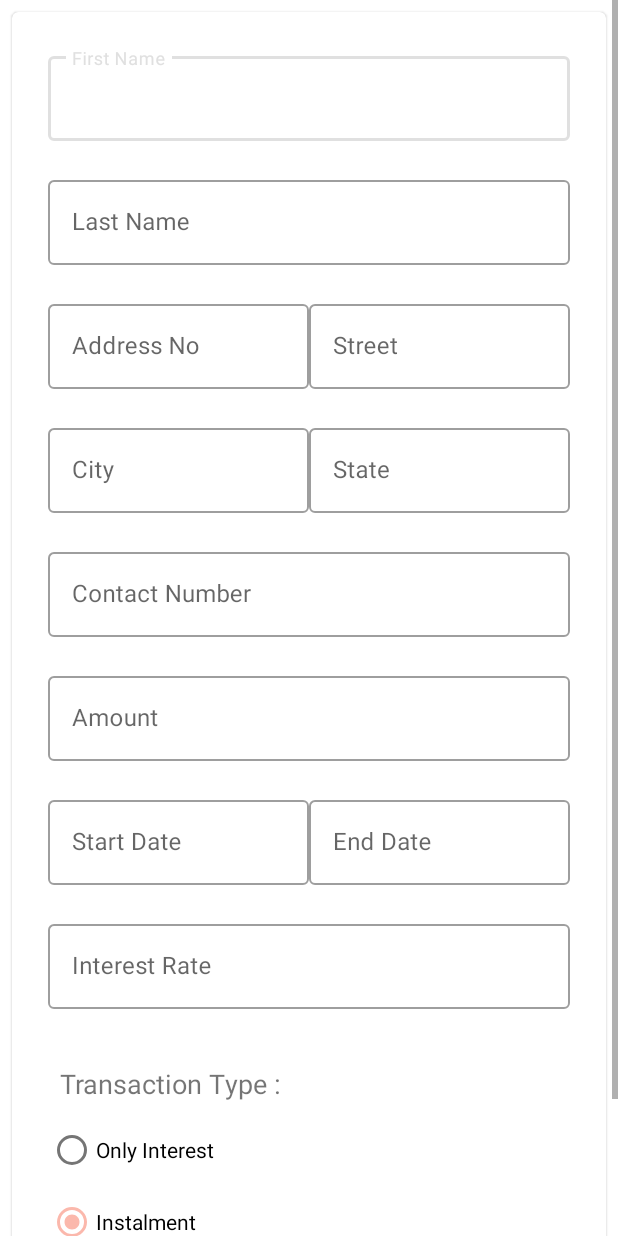
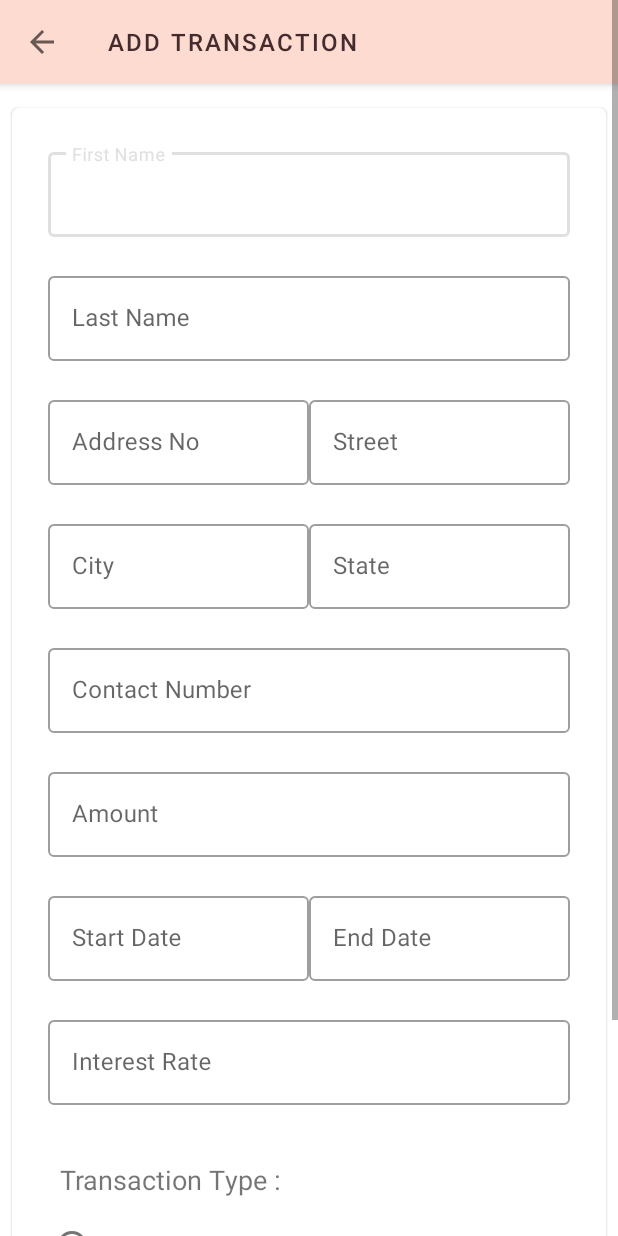
Before and after one commit to Hansaanuradha93/mLender, an Android app: the TransactionActivity screen opened directly, with no data from a screen before it, on a phone screen of 412 x 824 dp. Run offline under Robolectric (Android 15) with nearby library versions, the phone set to English and light mode, and no system bars; our stand-ins replace Firebase (no records; nobody signed in at launch, a user with empty details on screens opened directly).

Commit message:
transaction list created

```diff
--- a/app/src/main/AndroidManifest.xml
+++ b/app/src/main/AndroidManifest.xml
@@ -18,7 +18,9 @@
         </activity>
         <activity android:name=".DashBoardActivity" />
         <activity android:name=".CustomerActivity" />
-        <activity android:name=".TransactionActivity"></activity>
+        <activity android:name=".TransactionActivity" />
+        <activity android:name=".TransactionListActivity" />
+        <activity android:name=".TransactionDetailsActivity"></activity>
     </application>
 
 </manifest>
--- a/app/src/main/java/com/example/hansaanuradha/mlender/DashBoardActivity.kt
+++ b/app/src/main/java/com/example/hansaanuradha/mlender/DashBoardActivity.kt
@@ -1,5 +1,6 @@
 package com.example.hansaanuradha.mlender
 
+import android.app.ProgressDialog
 import android.content.Intent
 import android.support.v7.app.AppCompatActivity
 import android.os.Bundle
@@ -14,7 +15,6 @@ import kotlinx.android.synthetic.main.activity_dash_board.*
 class DashBoardActivity : AppCompatActivity() {
 
 
-
     override fun onCreate(savedInstanceState: Bundle?) {
         super.onCreate(savedInstanceState)
         setContentView(R.layout.activity_dash_board)
@@ -23,6 +23,7 @@ class DashBoardActivity : AppCompatActivity() {
         supportActionBar?.setDisplayHomeAsUpEnabled(true)
 
         customerCardView.setOnClickListener {
+
             val intent = Intent(this, CustomerActivity::class.java)
             startActivity(intent)
         }
--- a/app/src/main/java/com/example/hansaanuradha/mlender/MainActivity.kt
+++ b/app/src/main/java/com/example/hansaanuradha/mlender/MainActivity.kt
@@ -23,7 +23,7 @@ import kotlin.math.sign
 
 class MainActivity : AppCompatActivity() {
 
-    // Firebase Auth
+    // FireBase Auth
     private var mAuth: FirebaseAuth? = null
 
     // Progress Bar
@@ -44,7 +44,7 @@ class MainActivity : AppCompatActivity() {
     public override fun onStart() {
         super.onStart()
         // Check if user is signed in (non-null) and update UI accordingly.
-        val currentUser = mAuth?.getCurrentUser()
+        val currentUser = mAuth?.currentUser
         if(currentUser != null) {
             updateUI()
         }
@@ -88,8 +88,8 @@ class MainActivity : AppCompatActivity() {
                         Log.w("result", "signInWithEmail:failure", task.exception)
                         Toast.makeText(this@MainActivity, "Authentication failed.",
                                 Toast.LENGTH_SHORT).show()
+                        // Dismiss Dialog Box
                         dialog?.dismiss()
-                        //updateUI(null)
                     }
 
                     // ...
--- a/app/src/main/java/com/example/hansaanuradha/mlender/TransactionActivity.kt
+++ b/app/src/main/java/com/example/hansaanuradha/mlender/TransactionActivity.kt
@@ -4,12 +4,8 @@ import android.support.v7.app.AppCompatActivity
 import android.os.Bundle
 import android.util.Log
 import android.view.View
-import android.support.annotation.NonNull
-import com.google.android.gms.tasks.OnFailureListener
-import com.google.android.gms.tasks.OnSuccessListener
 import com.google.firebase.firestore.FirebaseFirestore
 import com.google.firebase.firestore.DocumentReference
-import android.R.attr.data
 import android.app.ProgressDialog
 import android.widget.Toast
 import com.google.firebase.firestore.CollectionReference
@@ -30,6 +26,9 @@ class TransactionActivity : AppCompatActivity() {
     override fun onCreate(savedInstanceState: Bundle?) {
         super.onCreate(savedInstanceState)
         setContentView(R.layout.activity_transaction)
+        setSupportActionBar(findViewById(R.id.app_bar))
+        supportActionBar?.setDisplayHomeAsUpEnabled(true)
+        supportActionBar?.title = "Add Transaction"
 
         db = FirebaseFirestore.getInstance()
 
--- a/app/src/main/res/layout/activity_transaction.xml
+++ b/app/src/main/res/layout/activity_transaction.xml
@@ -6,10 +6,30 @@
     android:layout_height="match_parent"
     tools:context=".TransactionActivity">
 
+    <RelativeLayout
+        android:layout_width="match_parent"
+        android:layout_height="match_parent">
+
+        <android.support.design.widget.AppBarLayout
+            android:layout_width="match_parent"
+            android:layout_height="wrap_content"
+            android:layout_marginBottom="16dp">
+
+            <android.support.v7.widget.Toolbar
+                android:id="@+id/app_bar"
+                style="@style/Widget.mLender.Toolbar"
+                android:layout_width="match_parent"
+                android:layout_height="wrap_content"
+                app:title="@string/app_name" />
+        </android.support.design.widget.AppBarLayout>
+
     <android.support.design.card.MaterialCardView
         android:layout_width="match_parent"
         android:layout_height="wrap_content"
-        android:layout_margin="8dp"
+        android:layout_marginTop="72dp"
+        android:layout_marginLeft="8dp"
+        android:layout_marginRight="8dp"
+        android:layout_marginBottom="8dp"
         app:contentPadding="8dp">
 
     <LinearLayout
@@ -277,4 +297,6 @@
 
     </android.support.design.card.MaterialCardView>
 
+    </RelativeLayout>
+
 </ScrollView>
```
Also changed, not shown: app/src/main/java/com/example/hansaanuradha/mlender/CustomerActivity.kt (+9 -2 lines), app/src/main/java/com/example/hansaanuradha/mlender/CustomerAdapter.kt (+13 -0 lines), app/src/main/java/com/example/hansaanuradha/mlender/Model.kt (+5 -3 lines), app/src/main/java/com/example/hansaanuradha/mlender/TransactionAdaper.kt (added, +36 -0 lines), app/src/main/java/com/example/hansaanuradha/mlender/TransactionDetailsActivity.kt (added, +20 -0 lines), app/src/main/java/com/example/hansaanuradha/mlender/TransactionListActivity.kt (added, +54 -0 lines), app/src/main/res/layout/activity_transaction_details.xml (added, +22 -0 lines), app/src/main/res/layout/customer_row.xml (+4 -16 lines), app/src/main/res/layout/transaction_row.xml (added, +43 -0 lines), app/src/main/res/mipmap-xxhdpi/transaction_list.png (added), 1 other file.
